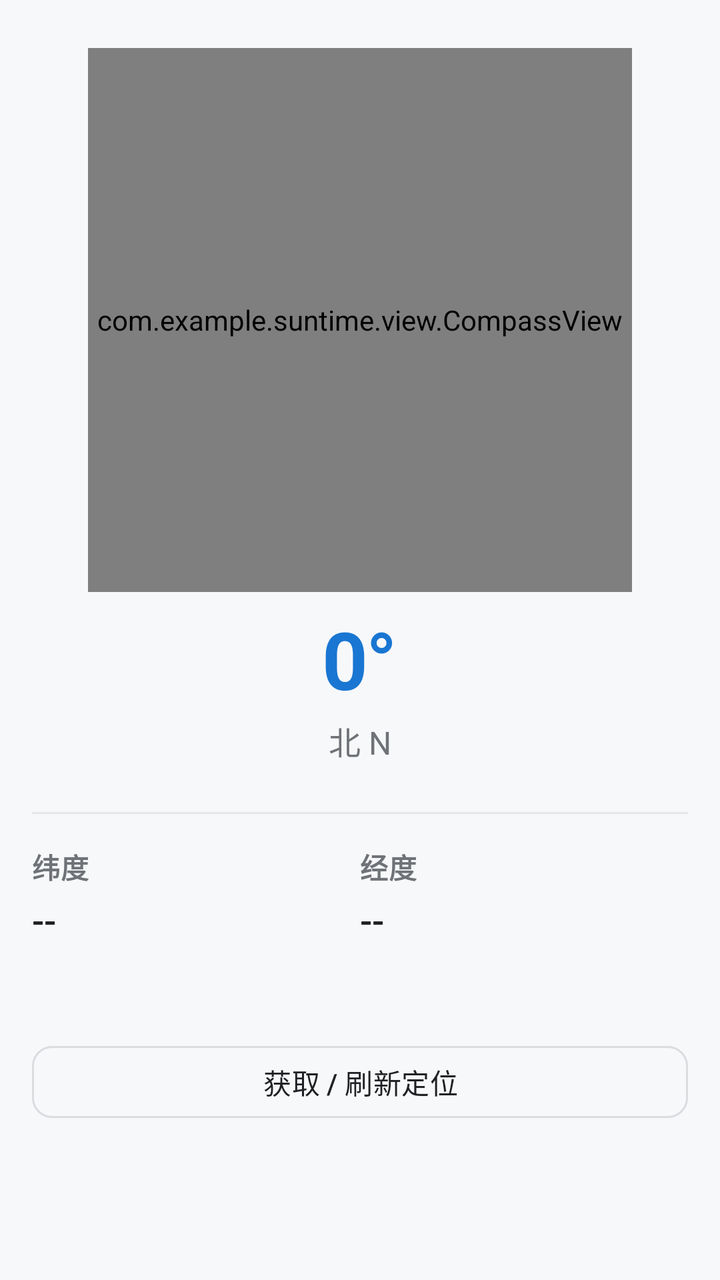
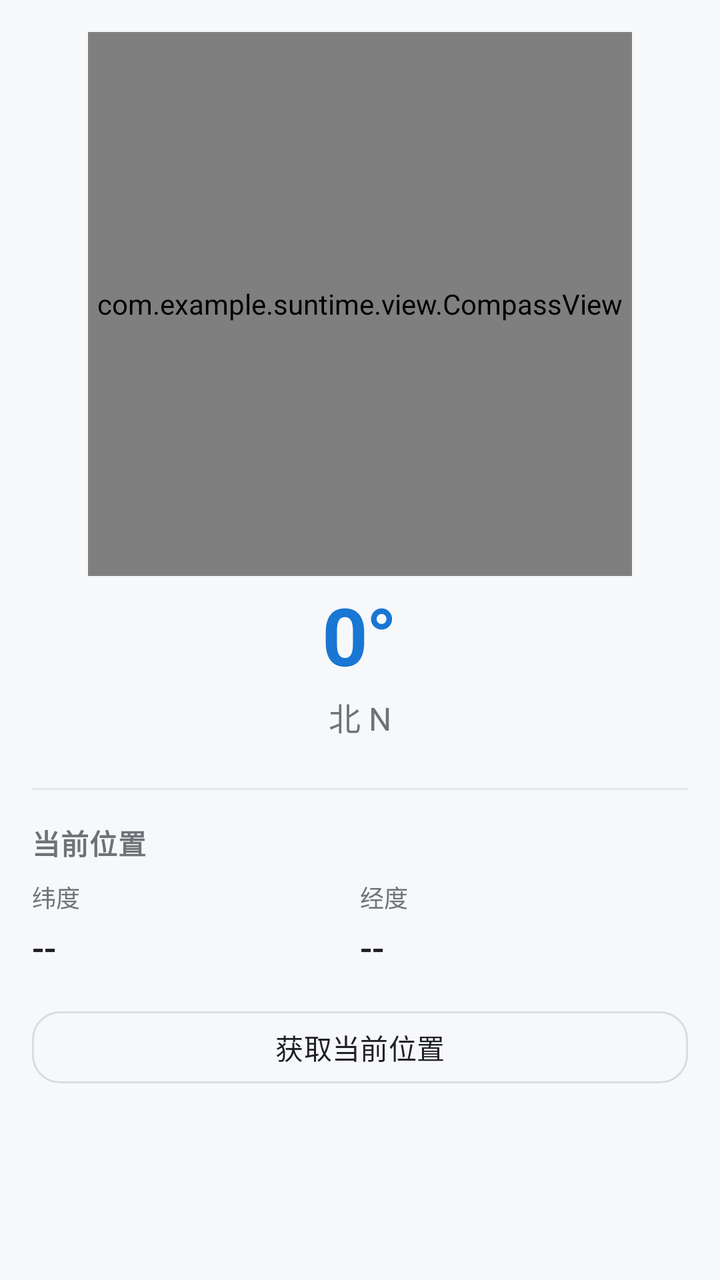

An Android layout rendered at two revisions. The XML below is the earlier revision; the diff shows what the commit changed to produce the second picture.
<!-- AndroidManifest.xml: application theme Theme.Suntime -->
<!-- res/layout/fragment_compass.xml -->
<?xml version="1.0" encoding="utf-8"?>
<ScrollView xmlns:android="http://schemas.android.com/apk/res/android"
    xmlns:app="http://schemas.android.com/apk/res-auto"
    android:layout_width="match_parent"
    android:layout_height="match_parent"
    android:background="@color/bg"
    android:fillViewport="true"
    android:scrollbars="none">

    <LinearLayout
        android:layout_width="match_parent"
        android:layout_height="wrap_content"
        android:gravity="center_horizontal"
        android:orientation="vertical"
        android:paddingStart="@dimen/page_padding_h"
        android:paddingEnd="@dimen/page_padding_h"
        android:paddingTop="@dimen/page_padding_top"
        android:paddingBottom="@dimen/space_lg">

        
        <com.example.suntime.view.CompassView
            android:id="@+id/compassView"
            android:layout_width="@dimen/compass_size"
            android:layout_height="@dimen/compass_size"
            android:layout_marginTop="@dimen/space_lg" />

        
        <TextView
            android:id="@+id/tvHeading"
            android:layout_width="wrap_content"
            android:layout_height="wrap_content"
            android:layout_marginTop="@dimen/space_md"
            android:includeFontPadding="false"
            android:text="0°"
            android:textColor="@color/primary"
            android:textSize="@dimen/text_reading"
            android:textStyle="bold"
            android:letterSpacing="-0.02" />

        <TextView
            android:id="@+id/tvHeadingDir"
            android:layout_width="wrap_content"
            android:layout_height="wrap_content"
            android:layout_marginTop="@dimen/space_xs"
            android:text="北 N"
            android:textColor="@color/text_secondary"
            android:textSize="16sp" />

        
        <LinearLayout
            android:layout_width="match_parent"
            android:layout_height="wrap_content"
            android:layout_marginTop="@dimen/space_xl"
            android:orientation="vertical">

            <View
                android:layout_width="match_parent"
                android:layout_height="1dp"
                android:background="@color/divider" />

            <LinearLayout
                android:layout_width="match_parent"
                android:layout_height="wrap_content"
                android:layout_marginTop="@dimen/space_lg"
                android:orientation="horizontal">

                <LinearLayout
                    android:layout_width="0dp"
                    android:layout_height="wrap_content"
                    android:layout_weight="1"
                    android:orientation="vertical">

                    <TextView
                        android:layout_width="wrap_content"
                        android:layout_height="wrap_content"
                        android:text="纬度"
                        style="@style/Text.Suntime.Section" />

                    <TextView
                        android:id="@+id/tvLat"
                        android:layout_width="wrap_content"
                        android:layout_height="wrap_content"
                        android:layout_marginTop="@dimen/space_xs"
                        android:fontFamily="sans-serif-medium"
                        android:text="--"
                        android:textColor="@color/text_primary"
                        android:textSize="18sp" />
                </LinearLayout>

                <LinearLayout
                    android:layout_width="0dp"
                    android:layout_height="wrap_content"
                    android:layout_weight="1"
                    android:orientation="vertical">

                    <TextView
                        android:layout_width="wrap_content"
                        android:layout_height="wrap_content"
                        android:text="经度"
                        style="@style/Text.Suntime.Section" />

                    <TextView
                        android:id="@+id/tvLng"
                        android:layout_width="wrap_content"
                        android:layout_height="wrap_content"
                        android:layout_marginTop="@dimen/space_xs"
                        android:fontFamily="sans-serif-medium"
                        android:text="--"
                        android:textColor="@color/text_primary"
                        android:textSize="18sp" />
                </LinearLayout>
            </LinearLayout>

            <TextView
                android:id="@+id/tvAddress"
                android:layout_width="match_parent"
                android:layout_height="wrap_content"
                android:layout_marginTop="@dimen/space_md"
                android:textColor="@color/text_secondary"
                android:textSize="14sp"
                android:lineSpacingExtra="2dp" />

            
            <Button
                android:id="@+id/btnLocate"
                style="@style/Widget.Suntime.Button.Outlined"
                android:layout_width="match_parent"
                android:layout_height="44dp"
                android:layout_marginTop="@dimen/space_lg"
                android:text="获取 / 刷新定位" />
        </LinearLayout>

    </LinearLayout>
</ScrollView>
<!-- resources referenced by this layout -->
<resources>
  <color name="bg">#F7F8FA</color>
  <color name="divider">#E5E7EB</color>
  <color name="primary">#1976D2</color>
  <color name="text_primary">#202124</color>
  <color name="text_secondary">#6F7378</color>
  <dimen name="compass_size">272dp</dimen>
  <dimen name="page_padding_h">16dp</dimen>
  <dimen name="page_padding_top">8dp</dimen>
  <dimen name="space_lg">16dp</dimen>
  <dimen name="space_md">12dp</dimen>
  <dimen name="space_xl">24dp</dimen>
  <dimen name="space_xs">4dp</dimen>
  <dimen name="text_reading">40sp</dimen>
  <style name="Text.Suntime.Section" parent="">
          <item name="android:textSize">@dimen/text_section</item>
          <item name="android:textColor">@color/text_secondary</item>
          <item name="android:textStyle">bold</item>
          <item name="android:letterSpacing">0.02</item>
      </style>
  <style name="Widget.Suntime.Button.Outlined" parent="Widget.Material3.Button.OutlinedButton">
          <item name="cornerRadius">@dimen/radius_sm</item>
          <item name="android:minHeight">44dp</item>
          <item name="android:textSize">14sp</item>
          <item name="android:textAllCaps">false</item>
          <item name="strokeColor">@color/outline</item>
          <item name="android:textColor">@color/text_primary</item>
          <item name="iconTint">@color/primary</item>
      </style>
  <style name="Theme.Suntime" parent="Theme.Material3.DayNight.NoActionBar">
          
          <item name="colorPrimary">@color/primary</item>
          <item name="colorOnPrimary">@color/on_primary</item>
          <item name="colorPrimaryContainer">@color/primary_container</item>
          <item name="colorOnPrimaryContainer">@color/on_primary_container</item>
  
          
          <item name="android:colorBackground">@color/bg</item>
          <item name="colorSurface">@color/surface</item>
          <item name="colorOnSurface">@color/text_primary</item>
          <item name="colorSurfaceVariant">@color/surface_variant</item>
          <item name="colorOnSurfaceVariant">@color/text_secondary</item>
          <item name="colorOutline">@color/outline</item>
          <item name="colorOutlineVariant">@color/divider</item>
  
          
          <item name="colorSecondary">@color/primary</item>
          <item name="colorSecondaryContainer">@color/primary_container</item>
  
          
          <item name="android:windowBackground">@color/bg</item>
          <item name="android:statusBarColor">@android:color/transparent</item>
          <item name="android:navigationBarColor">@android:color/transparent</item>
          <item name="android:windowLightStatusBar">true</item>
          <item name="android:windowLightNavigationBar" tools:targetApi="o_mr1">true</item>
  
          
          <item name="materialButtonStyle">@style/Widget.Suntime.Button</item>
          <item name="materialButtonOutlinedStyle">@style/Widget.Suntime.Button.Outlined</item>
      </style>
  <dimen name="text_section">14sp</dimen>
  <dimen name="radius_sm">10dp</dimen>
  <color name="outline">#DADCE0</color>
  <color name="on_primary">#FFFFFFFF</color>
  <color name="primary_container">#E3F0FC</color>
  <color name="on_primary_container">#0F4C91</color>
  <color name="surface">#FFFFFFFF</color>
  <color name="surface_variant">#F1F3F5</color>
  <style name="Widget.Suntime.Button" parent="Widget.Material3.Button">
          <item name="cornerRadius">@dimen/radius_sm</item>
          <item name="android:minHeight">44dp</item>
          <item name="android:textSize">14sp</item>
          <item name="android:letterSpacing">0.01</item>
          <item name="android:textAllCaps">false</item>
          <item name="rippleColor">@color/primary_container</item>
      </style>
</resources>

<!-- the commit's change to res/layout/fragment_compass.xml (unified diff, before → after) -->
@@ -15,21 +15,21 @@
         android:paddingStart="@dimen/page_padding_h"
         android:paddingEnd="@dimen/page_padding_h"
         android:paddingTop="@dimen/page_padding_top"
-        android:paddingBottom="@dimen/space_lg">
+        android:paddingBottom="@dimen/space_16">
 
         
         <com.example.suntime.view.CompassView
             android:id="@+id/compassView"
             android:layout_width="@dimen/compass_size"
             android:layout_height="@dimen/compass_size"
-            android:layout_marginTop="@dimen/space_lg" />
+            android:layout_marginTop="@dimen/space_8" />
 
         
         <TextView
             android:id="@+id/tvHeading"
             android:layout_width="wrap_content"
             android:layout_height="wrap_content"
-            android:layout_marginTop="@dimen/space_md"
+            android:layout_marginTop="@dimen/space_8"
             android:includeFontPadding="false"
             android:text="0°"
             android:textColor="@color/primary"
@@ -41,94 +41,95 @@
             android:id="@+id/tvHeadingDir"
             android:layout_width="wrap_content"
             android:layout_height="wrap_content"
-            android:layout_marginTop="@dimen/space_xs"
+            android:layout_marginTop="@dimen/space_4"
             android:text="北 N"
             android:textColor="@color/text_secondary"
             android:textSize="16sp" />
 
         
+        <View
+            android:layout_width="match_parent"
+            android:layout_height="1dp"
+            android:layout_marginTop="@dimen/space_24"
+            android:background="@color/divider" />
+
+        
+        <TextView
+            android:layout_width="match_parent"
+            android:layout_height="wrap_content"
+            android:layout_marginTop="@dimen/space_16"
+            android:text="当前位置"
+            style="@style/Text.Suntime.Section" />
+
         <LinearLayout
             android:layout_width="match_parent"
             android:layout_height="wrap_content"
-            android:layout_marginTop="@dimen/space_xl"
-            android:orientation="vertical">
-
-            <View
-                android:layout_width="match_parent"
-                android:layout_height="1dp"
-                android:background="@color/divider" />
+            android:layout_marginTop="@dimen/space_8"
+            android:orientation="horizontal">
 
             <LinearLayout
-                android:layout_width="match_parent"
+                android:layout_width="0dp"
                 android:layout_height="wrap_content"
-                android:layout_marginTop="@dimen/space_lg"
-                android:orientation="horizontal">
+                android:layout_weight="1"
+                android:orientation="vertical">
 
-                <LinearLayout
-                    android:layout_width="0dp"
+                <TextView
+                    android:layout_width="wrap_content"
                     android:layout_height="wrap_content"
-                    android:layout_weight="1"
-                    android:orientation="vertical">
+                    android:text="纬度"
+                    style="@style/Text.Suntime.Sub" />
 
-                    <TextView
-                        android:layout_width="wrap_content"
-                        android:layout_height="wrap_content"
-                        android:text="纬度"
-                        style="@style/Text.Suntime.Section" />
-
-                    <TextView
-                        android:id="@+id/tvLat"
-                        android:layout_width="wrap_content"
-                        android:layout_height="wrap_content"
-                        android:layout_marginTop="@dimen/space_xs"
-                        android:fontFamily="sans-serif-medium"
-                        android:text="--"
-                        android:textColor="@color/text_primary"
-                        android:textSize="18sp" />
-                </LinearLayout>
-
-                <LinearLayout
-                    android:layout_width="0dp"
+                <TextView
+                    android:id="@+id/tvLat"
+                    android:layout_width="wrap_content"
                     android:layout_height="wrap_content"
-                    android:layout_weight="1"
-                    android:orientation="vertical">
-
-                    <TextView
-                        android:layout_width="wrap_content"
-                        android:layout_height="wrap_content"
-                        android:text="经度"
-                        style="@style/Text.Suntime.Section" />
-
-                    <TextView
-                        android:id="@+id/tvLng"
-                        android:layout_width="wrap_content"
-                        android:layout_height="wrap_content"
-                        android:layout_marginTop="@dimen/space_xs"
-                        android:fontFamily="sans-serif-medium"
-                        android:text="--"
-                        android:textColor="@color/text_primary"
-                        android:textSize="18sp" />
-                </LinearLayout>
+                    android:layout_marginTop="@dimen/space_4"
+                    android:fontFamily="sans-serif-medium"
+                    android:text="--"
+                    android:textColor="@color/text_primary"
+                    android:textSize="18sp" />
             </LinearLayout>
 
-            <TextView
-                android:id="@+id/tvAddress"
-                android:layout_width="match_parent"
+            <LinearLayout
+                android:layout_width="0dp"
                 android:layout_height="wrap_content"
-                android:layout_marginTop="@dimen/space_md"
-                android:textColor="@color/text_secondary"
-                android:textSize="14sp"
-                android:lineSpacingExtra="2dp" />
+                android:layout_weight="1"
+                android:orientation="vertical">
 
-            
-            <Button
-                android:id="@+id/btnLocate"
-                style="@style/Widget.Suntime.Button.Outlined"
-                android:layout_width="match_parent"
-                android:layout_height="44dp"
-                android:layout_marginTop="@dimen/space_lg"
-                android:text="获取 / 刷新定位" />
+                <TextView
+                    android:layout_width="wrap_content"
+                    android:layout_height="wrap_content"
+                    android:text="经度"
+                    style="@style/Text.Suntime.Sub" />
+
+                <TextView
+                    android:id="@+id/tvLng"
+                    android:layout_width="wrap_content"
+                    android:layout_height="wrap_content"
+                    android:layout_marginTop="@dimen/space_4"
+                    android:fontFamily="sans-serif-medium"
+                    android:text="--"
+                    android:textColor="@color/text_primary"
+                    android:textSize="18sp" />
+            </LinearLayout>
         </LinearLayout>
+
+        <Button
+            android:id="@+id/btnLocate"
+            style="@style/Widget.Suntime.Button.Outlined"
+            android:layout_width="match_parent"
+            android:layout_height="@dimen/button_height"
+            android:layout_marginTop="@dimen/space_16"
+            android:text="获取当前位置" />
+
+        <TextView
+            android:id="@+id/tvAddress"
+            android:layout_width="match_parent"
+            android:layout_height="wrap_content"
+            android:layout_marginTop="@dimen/space_12"
+            android:textColor="@color/text_secondary"
+            android:textSize="14sp"
+            android:lineSpacingExtra="2dp" />
 
     </LinearLayout>
 </ScrollView>
<!-- resource entries referenced after the edit -->
@@ -5,13 +5,15 @@
   <color name="primary">#1976D2</color>
   <color name="text_primary">#202124</color>
   <color name="text_secondary">#6F7378</color>
+  <dimen name="button_height">44dp</dimen>
   <dimen name="compass_size">272dp</dimen>
   <dimen name="page_padding_h">16dp</dimen>
   <dimen name="page_padding_top">8dp</dimen>
-  <dimen name="space_lg">16dp</dimen>
-  <dimen name="space_md">12dp</dimen>
-  <dimen name="space_xl">24dp</dimen>
-  <dimen name="space_xs">4dp</dimen>
+  <dimen name="space_12">12dp</dimen>
+  <dimen name="space_16">16dp</dimen>
+  <dimen name="space_24">24dp</dimen>
+  <dimen name="space_4">4dp</dimen>
+  <dimen name="space_8">8dp</dimen>
   <dimen name="text_reading">40sp</dimen>
   <style name="Text.Suntime.Section" parent="">
           <item name="android:textSize">@dimen/text_section</item>
@@ -19,8 +21,12 @@
           <item name="android:textStyle">bold</item>
           <item name="android:letterSpacing">0.02</item>
       </style>
+  <style name="Text.Suntime.Sub" parent="">
+          <item name="android:textSize">@dimen/text_item_sub</item>
+          <item name="android:textColor">@color/text_secondary</item>
+      </style>
   <style name="Widget.Suntime.Button.Outlined" parent="Widget.Material3.Button.OutlinedButton">
-          <item name="cornerRadius">@dimen/radius_sm</item>
+          <item name="cornerRadius">@dimen/radius_button</item>
           <item name="android:minHeight">44dp</item>
           <item name="android:textSize">14sp</item>
           <item name="android:textAllCaps">false</item>
@@ -60,15 +66,16 @@
           <item name="materialButtonOutlinedStyle">@style/Widget.Suntime.Button.Outlined</item>
       </style>
   <dimen name="text_section">14sp</dimen>
-  <dimen name="radius_sm">10dp</dimen>
+  <dimen name="text_item_sub">12sp</dimen>
+  <dimen name="radius_button">14dp</dimen>
   <color name="outline">#DADCE0</color>
   <color name="on_primary">#FFFFFFFF</color>
   <color name="primary_container">#E3F0FC</color>
   <color name="on_primary_container">#0F4C91</color>
   <color name="surface">#FFFFFFFF</color>
-  <color name="surface_variant">#F1F3F5</color>
+  <color name="surface_variant">#F0F2F5</color>
   <style name="Widget.Suntime.Button" parent="Widget.Material3.Button">
-          <item name="cornerRadius">@dimen/radius_sm</item>
+          <item name="cornerRadius">@dimen/radius_button</item>
           <item name="android:minHeight">44dp</item>
           <item name="android:textSize">14sp</item>
           <item name="android:letterSpacing">0.01</item>
